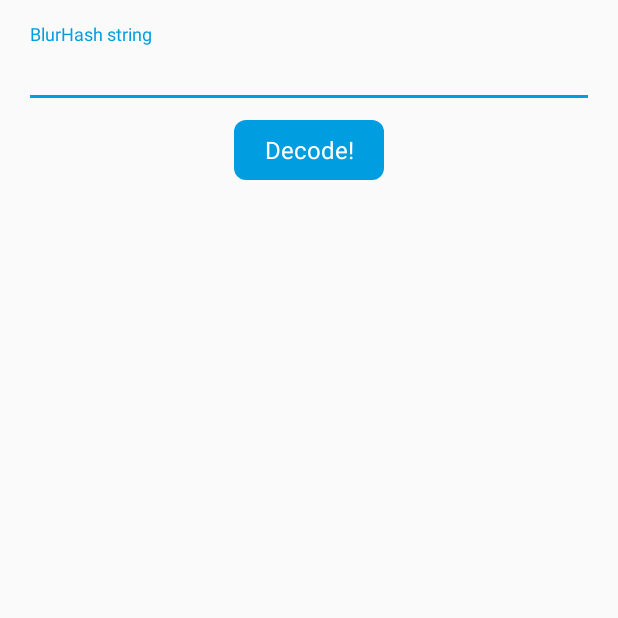
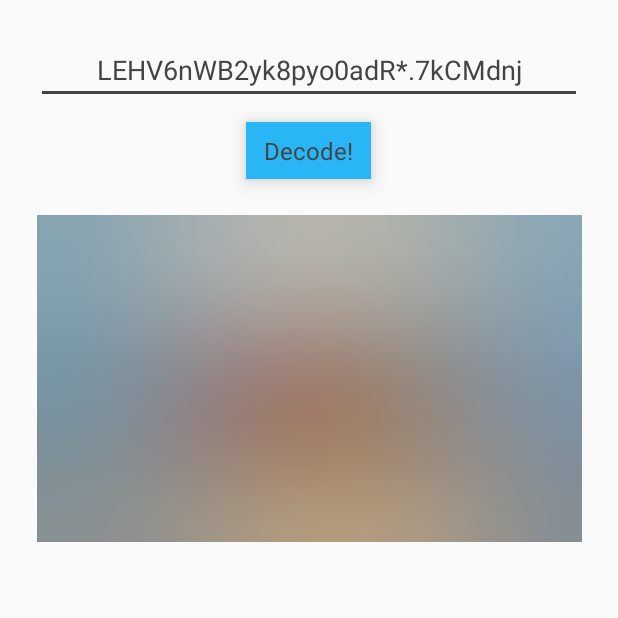
Before and after one commit to woltapp/blurhash, an Android app: the screen it shows after launch (MainActivity), after a tap on "Decode!", on a phone screen of 412 x 824 dp, the top half of it. Run offline under Robolectric (Android 15) with nearby library versions, the phone set to English and light mode, and no system bars.

Commit message:
Some polishing

```diff
--- a/Kotlin/demo/src/main/java/com/wolt/blurhashapp/MainActivity.kt
+++ b/Kotlin/demo/src/main/java/com/wolt/blurhashapp/MainActivity.kt
@@ -1,33 +1,24 @@
 package com.wolt.blurhashapp
 
 import android.os.Bundle
+import android.view.View
 import android.widget.EditText
 import android.widget.ImageView
 import android.widget.TextView
 import androidx.appcompat.app.AppCompatActivity
-import com.wolt.blurhashkt.BlurHashDecoder.decode
+import com.wolt.blurhashkt.BlurHashDecoder
 
 class MainActivity : AppCompatActivity() {
-
-    private lateinit var etBlurHash: EditText
-    private lateinit var tvDecode: TextView
-    private lateinit var ivBlurHash: ImageView
 
     override fun onCreate(savedInstanceState: Bundle?) {
         super.onCreate(savedInstanceState)
         setContentView(R.layout.activity_main)
-        etBlurHash = findViewById(R.id.etBlurHash)
-        tvDecode = findViewById(R.id.tvDecode)
-        ivBlurHash = findViewById(R.id.ivBlurHash)
-
-        tvDecode.setOnClickListener { decodeBlurHash(etBlurHash.text.toString()) }
-    }
-
-    private fun decodeBlurHash(blurHashString: String) {
-        Thread(Runnable {
-            val bitmap = decode(blurHashString, 20, 20, 1f)
-            ivBlurHash.post { ivBlurHash.setImageBitmap(bitmap) }
-        }).start()
+        val etInput: EditText = findViewById(R.id.etInput)
+        val ivResult: ImageView = findViewById(R.id.ivResult)
+        findViewById<View>(R.id.tvDecode).setOnClickListener {
+            val bitmap = BlurHashDecoder.decode(etInput.text.toString(), 20, 12)
+            ivResult.setImageBitmap(bitmap)
+        }
     }
 
 }
--- a/Kotlin/demo/src/main/res/drawable-v21/fg_light_rounded_8_rect_btn.xml
+++ /dev/null
@@ -1,11 +0,0 @@
-<?xml version="1.0" encoding="utf-8"?>
-<ripple xmlns:android="http://schemas.android.com/apk/res/android" android:color="#35000000">
-
-    <item android:id="@android:id/mask">
-        <shape android:shape="rectangle">
-            <corners android:radius="8dp"/>
-            <solid android:color="#ffffff" />
-        </shape>
-    </item>
-
-</ripple>
--- a/Kotlin/demo/src/main/res/layout/activity_main.xml
+++ b/Kotlin/demo/src/main/res/layout/activity_main.xml
@@ -1,55 +1,43 @@
 <?xml version="1.0" encoding="utf-8"?>
-<androidx.constraintlayout.widget.ConstraintLayout
-    xmlns:android="http://schemas.android.com/apk/res/android"
-    xmlns:app="http://schemas.android.com/apk/res-auto"
+<LinearLayout xmlns:android="http://schemas.android.com/apk/res/android"
     android:layout_width="match_parent"
-    android:layout_height="match_parent">
+    android:layout_height="match_parent"
+    android:orientation="vertical"
+    android:padding="24dp">
 
-    <com.google.android.material.textfield.TextInputLayout
-        android:id="@+id/tilBlurHash"
+    <EditText
+        android:id="@+id/etInput"
         android:layout_width="match_parent"
         android:layout_height="wrap_content"
-        android:layout_margin="16dp"
-        app:layout_constraintStart_toStartOf="parent"
-        app:layout_constraintTop_toTopOf="parent">
-
-        <EditText
-            android:id="@+id/etBlurHash"
-            android:layout_width="match_parent"
-            android:layout_height="wrap_content"
-            android:autofillHints="LEHV6nWB2yk8pyo0adR*.7kCMdnj"
-            android:hint="@string/hint_blurhash"
-            android:inputType="text"
-            android:singleLine="true"/>
-
-    </com.google.android.material.textfield.TextInputLayout>
+        android:layout_gravity="center_horizontal"
+        android:gravity="center_horizontal"
+        android:hint="@string/hint_blurhash"
+        android:inputType="text"
+        android:singleLine="true"
+        android:text="LEHV6nWB2yk8pyo0adR*.7kCMdnj"
+        android:textColor="@color/colorAccent" />
 
     <TextView
         android:id="@+id/tvDecode"
         android:layout_width="wrap_content"
         android:layout_height="wrap_content"
-        android:layout_marginTop="8dp"
-        android:background="@drawable/bg_blue_rounded_rect_8"
-        android:gravity="center"
-        android:minWidth="100dp"
-        android:minHeight="40dp"
-        android:padding="8dp"
+        android:layout_gravity="center_horizontal"
+        android:layout_marginTop="12dp"
+        android:background="@color/colorPrimary"
+        android:elevation="8dp"
+        android:paddingStart="12dp"
+        android:paddingTop="8dp"
+        android:paddingEnd="12dp"
+        android:paddingBottom="8dp"
         android:text="@string/title_button_decode"
-        android:textColor="#ffffff"
-        android:textSize="16sp"
-        android:foreground="@drawable/fg_light_rounded_8_rect_btn"
-        app:layout_constraintEnd_toEndOf="parent"
-        app:layout_constraintStart_toStartOf="parent"
-        app:layout_constraintTop_toBottomOf="@id/tilBlurHash"/>
+        android:textColor="@color/colorAccent"
+        android:textSize="16sp" />
 
     <ImageView
-        android:id="@+id/ivBlurHash"
+        android:id="@+id/ivResult"
         android:layout_width="match_parent"
-        android:layout_height="0dp"
-        android:layout_marginTop="32dp"
-        android:scaleType="fitXY"
-        app:layout_constraintDimensionRatio="4:3"
-        app:layout_constraintStart_toStartOf="parent"
-        app:layout_constraintTop_toBottomOf="@id/tvDecode"/>
+        android:layout_height="wrap_content"
+        android:layout_marginTop="24dp"
+        android:adjustViewBounds="true" />
 
-</androidx.constraintlayout.widget.ConstraintLayout>
+</LinearLayout>
--- a/Kotlin/demo/src/main/res/values/colors.xml
+++ b/Kotlin/demo/src/main/res/values/colors.xml
@@ -1,6 +1,6 @@
 <?xml version="1.0" encoding="utf-8"?>
 <resources>
-    <color name="colorPrimary">#ff009de0</color>
-    <color name="colorPrimaryDark">#ff009de0</color>
-    <color name="colorAccent">#ff009de0</color>
+    <color name="colorPrimary">#29b6f6</color>
+    <color name="colorPrimaryDark">#0086c3</color>
+    <color name="colorAccent">#444444</color>
 </resources>
--- a/Kotlin/demo/src/main/res/values/styles.xml
+++ b/Kotlin/demo/src/main/res/values/styles.xml
@@ -1,8 +1,6 @@
 <resources>
 
-    <!-- Base application theme. -->
     <style name="AppTheme" parent="Theme.AppCompat.Light.NoActionBar">
-        <!-- Customize your theme here. -->
         <item name="colorPrimary">@color/colorPrimary</item>
         <item name="colorPrimaryDark">@color/colorPrimaryDark</item>
         <item name="colorAccent">@color/colorAccent</item>
--- a/Kotlin/lib/src/main/AndroidManifest.xml
+++ b/Kotlin/lib/src/main/AndroidManifest.xml
@@ -1,2 +1 @@
-<manifest xmlns:android="http://schemas.android.com/apk/res/android"
-          package="com.wolt.blurhashkt"/>
+<manifest package="com.wolt.blurhashkt" />
--- a/Kotlin/lib/src/main/java/com/wolt/blurhashkt/BlurHashDecoder.kt
+++ b/Kotlin/lib/src/main/java/com/wolt/blurhashkt/BlurHashDecoder.kt
@@ -2,122 +2,121 @@
 
 import android.graphics.Bitmap
 import android.graphics.Color
-import kotlin.math.*
+import kotlin.math.PI
+import kotlin.math.cos
+import kotlin.math.pow
+import kotlin.math.withSign
 
-/**
- * Created by mike on 31/07/2017.
- */
 object BlurHashDecoder {
 
-    val MAX_SIZE = 20
-
-    private val digitCharacters = arrayOf(
-        '0', '1', '2', '3', '4', '5', '6', '7', '8', '9',
-        'A', 'B', 'C', 'D', 'E', 'F', 'G', 'H', 'I', 'J',
-        'K', 'L', 'M', 'N', 'O', 'P', 'Q', 'R', 'S', 'T',
-        'U', 'V', 'W', 'X', 'Y', 'Z', 'a', 'b', 'c', 'd',
-        'e', 'f', 'g', 'h', 'i', 'j', 'k', 'l', 'm', 'n',
-        'o', 'p', 'q', 'r', 's', 't', 'u', 'v', 'w', 'x',
-        'y', 'z', '#', '$', '%', '*', '+', ',', '-', '.',
-        ':', ';', '=', '?', '@', '[', ']', '^', '_', '{',
-        '|', '}', '~'
-    )
-
-    fun decode(blurHash: String?, width: Int, height: Int, punch: Float): Bitmap? {
+    fun decode(blurHash: String?, width: Int, height: Int, punch: Float = 1f): Bitmap? {
         if (blurHash == null || blurHash.length < 6) {
             return null
         }
-
-        val sizeFlag = blurHash[0].toString().decode83()
-        val numY = (sizeFlag / 9) + 1
-        val numX = (sizeFlag % 9) + 1
-
-        if (blurHash.length != 4 + 2 * numX * numY) {
+        val numCompEnc = decode83(blurHash, 0, 1)
+        val numCompX = (numCompEnc % 9) + 1
+        val numCompY = (numCompEnc / 9) + 1
+        if (blurHash.length != 4 + 2 * numCompX * numCompY) {
             return null
         }
-
-        val quantisedMaximumValue = blurHash[1].toString().decode83()
-        val maximumValue = (quantisedMaximumValue + 1) / 166f
-
-        val colors = (0 until numX * numY).map { i ->
+        val maxAcEnc = decode83(blurHash, 1, 2)
+        val maxAc = (maxAcEnc + 1) / 166f
+        val colors = Array(numCompX * numCompY) { i ->
             if (i == 0) {
-                val value = blurHash.substring(2, 6).decode83()
-                decodeDc(value)
+                val colorEnc = decode83(blurHash, 2, 6)
+                decodeDc(colorEnc)
             } else {
-                val startIndex = 4 + i * 2
-                val value = blurHash.substring(startIndex, startIndex + 2).decode83()
-                decodeAc(value, maximumValue * punch)
+                val from = 4 + i * 2
+                val colorEnc = decode83(blurHash, from, from + 2)
+                decodeAc(colorEnc, maxAc * punch)
             }
         }
+        return composeBitmap(width, height, numCompX, numCompY, colors)
+    }
 
+    private fun decode83(str: String, from: Int = 0, to: Int = str.length): Int {
+        var result = 0
+        for (i in from until to) {
+            val index = charMap[str[i]] ?: -1
+            if (index != -1) {
+                result = result * 83 + index
+            }
+        }
+        return result
+    }
+
+    private fun decodeDc(colorEnc: Int): FloatArray {
+        val r = colorEnc shr 16
+        val g = (colorEnc shr 8) and 255
+        val b = colorEnc and 255
+        return floatArrayOf(srgbToLinear(r), srgbToLinear(g), srgbToLinear(b))
+    }
+
+    private fun srgbToLinear(colorEnc: Int): Float {
+        val v = colorEnc / 255f
+        return if (v <= 0.04045f) {
+            (v / 12.92f)
+        } else {
+            ((v + 0.055f) / 1.055f).pow(2.4f)
+        }
+    }
+
+    private fun decodeAc(value: Int, maxAc: Float): FloatArray {
+        val r = value / (19 * 19)
+        val g = (value / 19) % 19
+        val b = value % 19
+        return floatArrayOf(
+                signedPow2((r - 9) / 9.0f) * maxAc,
+                signedPow2((g - 9) / 9.0f) * maxAc,
+                signedPow2((b - 9) / 9.0f) * maxAc
+        )
+    }
+
+    private fun signedPow2(value: Float) = value.pow(2f).withSign(value)
+
+    private fun composeBitmap(
+            width: Int, height: Int,
+            numCompX: Int, numCompY: Int,
+            colors: Array<FloatArray>
+    ): Bitmap {
         val bitmap = Bitmap.createBitmap(width, height, Bitmap.Config.ARGB_8888)
-
         for (y in 0 until height) {
             for (x in 0 until width) {
                 var r = 0f
                 var g = 0f
                 var b = 0f
-
-                for (j in 0 until numY) {
-                    for (i in 0 until numX) {
+                for (j in 0 until numCompY) {
+                    for (i in 0 until numCompX) {
                         val basis = (cos(PI * x * i / width) * cos(PI * y * j / height)).toFloat()
-                        val color = colors[i + j * numX]
+                        val color = colors[j * numCompX + i]
                         r += color[0] * basis
                         g += color[1] * basis
                         b += color[2] * basis
                     }
                 }
-
-                bitmap.setPixel(x, y, Color.rgb(linearToSRgb(r), linearToSRgb(g), linearToSRgb(b)))
+                bitmap.setPixel(x, y, Color.rgb(linearToSrgb(r), linearToSrgb(g), linearToSrgb(b)))
             }
         }
-
         return bitmap
     }
 
-    private fun String.decode83(): Int {
-        var value = 0
-        for (i in 0 until this.length) {
-            val digit = digitCharacters.indexOf(this[i])
-            if (digit != -1) {
-                value = value * 83 + digit
-            }
-        }
-        return value
-    }
-
-    private fun decodeDc(value: Int): Array<Float> {
-        val intR = value shr 16
-        val intG = (value shr 8) and 255
-        val intB = value and 255
-        return arrayOf(sRgbToLinear(intR), sRgbToLinear(intG), sRgbToLinear(intB))
-    }
-
-    private fun sRgbToLinear(value: Int): Float {
-        val v = value / 255f
-        return if (v <= 0.04045) (v / 12.92f) else ((v + 0.055) / 1.055).pow(2.4).toFloat()
-    }
-
-    private fun decodeAc(value: Int, maximumValue: Float): Array<Float> {
-        val quantR = value / (19 * 19)
-        val quantG = (value / 19) % 19
-        val quantB = value % 19
-        return arrayOf(
-                signPow((quantR - 9) / 9.0f, 2.0f) * maximumValue,
-                signPow((quantG - 9) / 9.0f, 2.0f) * maximumValue,
-                signPow((quantB - 9) / 9.0f, 2.0f) * maximumValue
-        )
-    }
-
-    private fun signPow(value: Float, exp: Float) = value.pow(exp).withSign(value)
-
-    private fun linearToSRgb(value: Float): Int {
+    private fun linearToSrgb(value: Float): Int {
         val v = value.coerceIn(0f, 1f)
         return if (v <= 0.0031308f) {
-            (v * 12.92f * 255 + 0.5f).toInt()
+            (v * 12.92f * 255f + 0.5f).toInt()
         } else {
-            ((1.055f * v.toDouble().pow( 1 / 2.4) - 0.055f) * 255 + 0.5f).toInt()
+            ((1.055f * v.pow(1 / 2.4f) - 0.055f) * 255 + 0.5f).toInt()
         }
     }
 
+    private val charMap = listOf(
+            '0', '1', '2', '3', '4', '5', '6', '7', '8', '9', 'A', 'B', 'C', 'D', 'E', 'F', 'G',
+            'H', 'I', 'J', 'K', 'L', 'M', 'N', 'O', 'P', 'Q', 'R', 'S', 'T', 'U', 'V', 'W', 'X',
+            'Y', 'Z', 'a', 'b', 'c', 'd', 'e', 'f', 'g', 'h', 'i', 'j', 'k', 'l', 'm', 'n', 'o',
+            'p', 'q', 'r', 's', 't', 'u', 'v', 'w', 'x', 'y', 'z', '#', '$', '%', '*', '+', ',',
+            '-', '.', ':', ';', '=', '?', '@', '[', ']', '^', '_', '{', '|', '}', '~'
+    )
+            .mapIndexed { i, c -> c to i }
+            .toMap()
+
 }
--- a/Kotlin/lib/src/main/res/values/strings.xml
+++ /dev/null
@@ -1,3 +0,0 @@
-<resources>
-    <string name="app_name">BlurHashKt</string>
-</resources>
```
Also changed, not shown: Kotlin/build.gradle (+8 -6 lines), Kotlin/demo/build.gradle (+5 -10 lines), Kotlin/lib/build.gradle (+1 -10 lines), Kotlin/gradle/wrapper/gradle-wrapper.properties, 7 other files.
